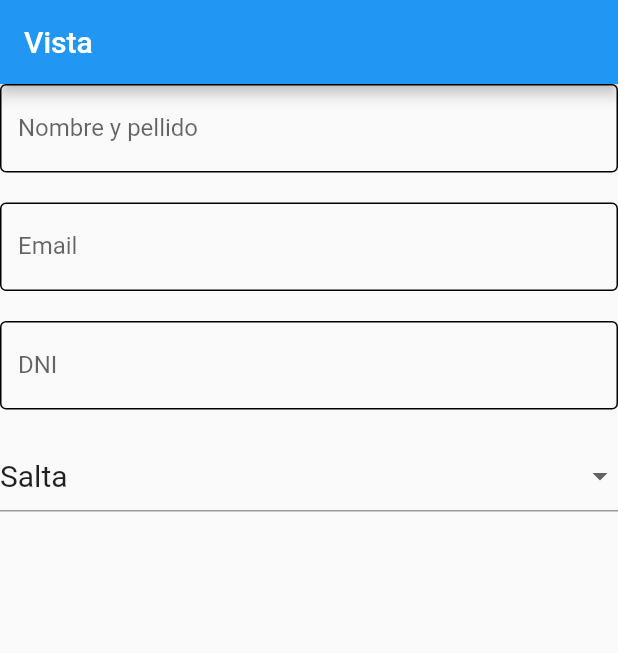
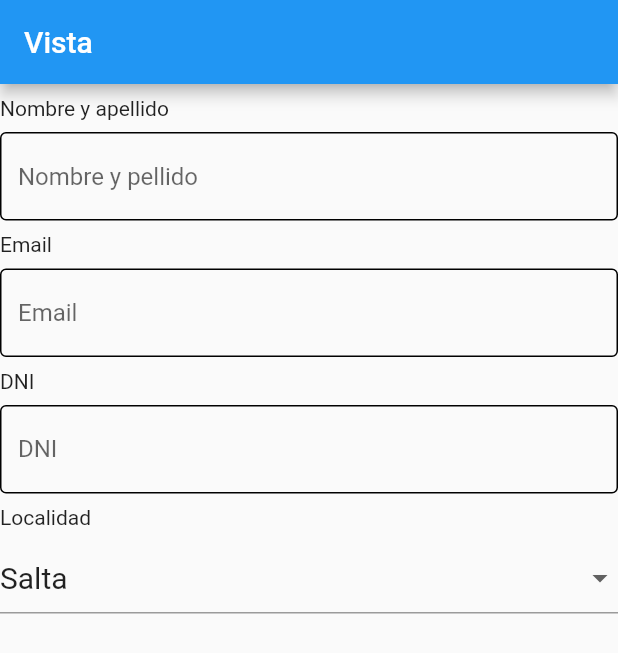
Before and after one commit to leopazgerez/perfildeusuario, a Flutter app: the screen it shows after launch, on a phone screen of 412 x 824 dp. Shown: the top 653 px of the screen. Run offline on Flutter 3.47's test engine with Material 2 defaults, Android fonts, the phone set to English and light mode, and no system bars.

Commit message:
Update user_profile.dart
agregue los titulos de cada campo

```diff
--- a/lib/src/ui/pagecomponent/user_profile.dart
+++ b/lib/src/ui/pagecomponent/user_profile.dart
@@ -7,7 +7,6 @@ class UserProfile extends StatefulWidget {
 }
 
 class _UserProfileState extends State<UserProfile> {
-  List<String> list = <String>['One', 'Two', 'Three', 'Four'];
 
   @override
   Widget build(BuildContext context) {
@@ -25,13 +24,27 @@ class _UserProfileState extends State<UserProfile> {
     String dropdownValue = 'Salta';
     return Column(
       children: [
+        Row(
+          children: const [
+            Padding(
+              padding: EdgeInsets.symmetric(vertical: 8.0),
+              child: Text("Nombre y apellido"),
+            ),
+          ],
+        ),
         TextFormField(
           decoration: const InputDecoration(
               enabledBorder: OutlineInputBorder(),
-              labelText: 'Nombre y pellido'),
+              hintText: 'Nombre y pellido'
+              ),
         ),
-        const SizedBox(
-          height: 20,
+        Row(
+          children: const [
+            Padding(
+              padding: EdgeInsets.symmetric(vertical: 8.0),
+              child: Text("Email"),
+            ),
+          ],
         ),
         TextFormField(
           keyboardType: TextInputType.emailAddress,
@@ -46,11 +59,16 @@ class _UserProfileState extends State<UserProfile> {
           },
           decoration: const InputDecoration(
             enabledBorder: OutlineInputBorder(),
-            labelText: 'Email',
+            hintText: 'Email',
           ),
         ),
-        const SizedBox(
-          height: 20,
+        Row(
+          children: const [
+            Padding(
+              padding: EdgeInsets.symmetric(vertical: 8.0),
+              child: Text("DNI"),
+            ),
+          ],
         ),
         TextFormField(
           keyboardType: TextInputType.number,
@@ -65,8 +83,13 @@ class _UserProfileState extends State<UserProfile> {
           decoration: const InputDecoration(
               enabledBorder: OutlineInputBorder(), labelText: 'DNI'),
         ),
-        const SizedBox(
-          height: 20,
+        Row(
+          children: const [
+            Padding(
+              padding: EdgeInsets.symmetric(vertical: 8.0),
+              child: Text("Localidad"),
+            ),
+          ],
         ),
         DropdownButtonFormField(
           value: dropdownValue,
```
